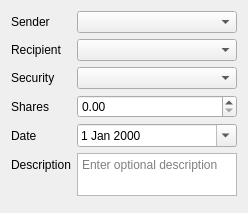
Above: src/views/ui_files/dialogs/security_transfer_dialog.ui from JakubFranek/Kapytal before the change. Below: the same form after it.
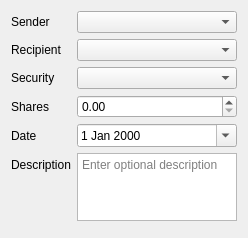
That is the form after the change.

Commit message:
Set minimum description box height to cca 2 rows
Set minimum description box height to cca 2 rows (25 px) in
CashTransactionDialog, CashTransferDialog, RefundTransactionDialog,
SecurityTransactionDialog and SecurityTransferDialog.

Diff of the .ui file:
```diff
--- a/src/views/ui_files/dialogs/security_transfer_dialog.ui
+++ b/src/views/ui_files/dialogs/security_transfer_dialog.ui
@@ -10,7 +10,7 @@
     <x>0</x>
     <y>0</y>
     <width>248</width>
-    <height>213</height>
+    <height>238</height>
    </rect>
   </property>
   <property name="sizePolicy">
@@ -135,10 +135,13 @@
          <property name="orientation">
           <enum>Qt::Vertical</enum>
          </property>
+         <property name="sizeType">
+          <enum>QSizePolicy::MinimumExpanding</enum>
+         </property>
          <property name="sizeHint" stdset="0">
           <size>
            <width>20</width>
-           <height>40</height>
+           <height>25</height>
           </size>
          </property>
         </spacer>
```
The commit also changes 9 other files.
